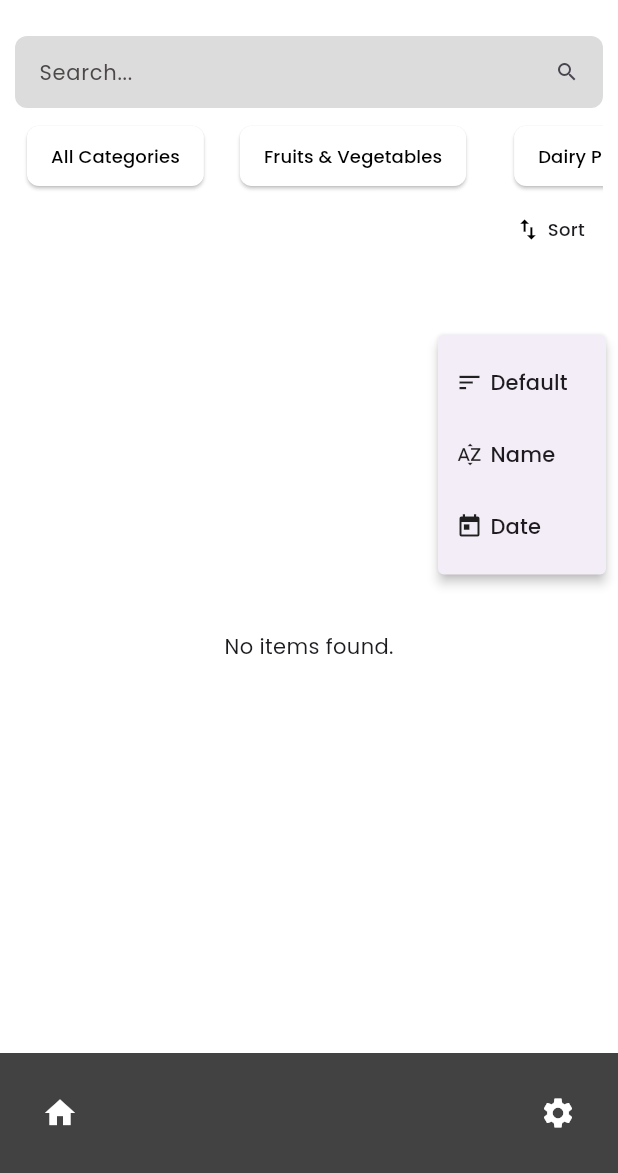
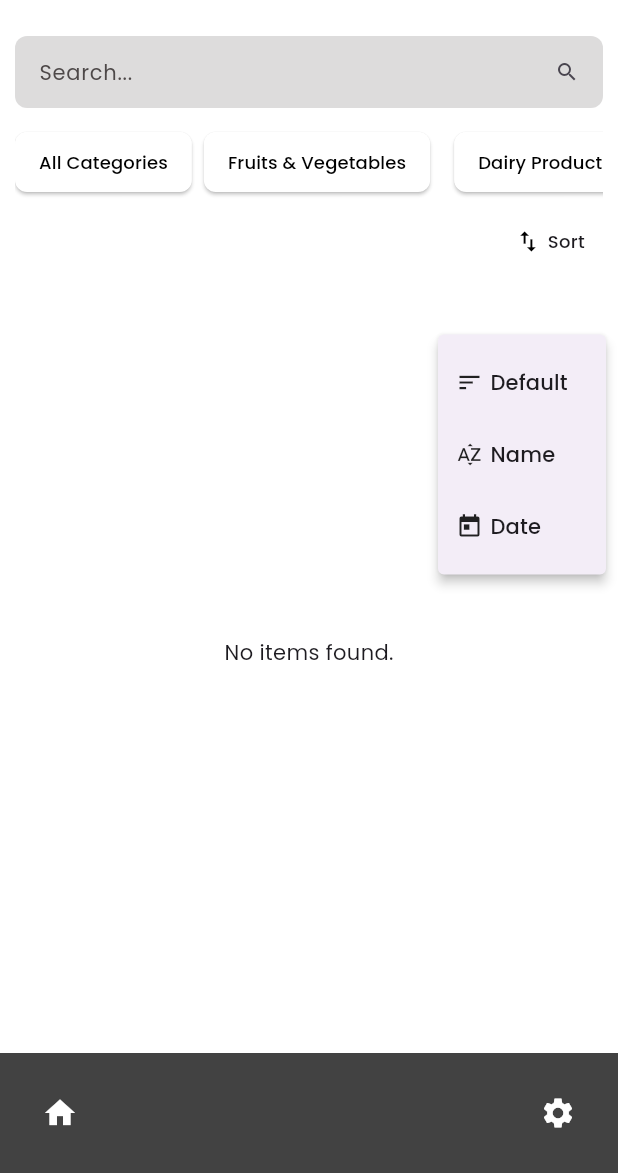
Before and after one commit to kenxsantos/shopping-list-flutter-bloc, a Flutter app: the screen it shows after launch, after a tap on "Fruits & Vegetables", after a tap on "Sort", on a phone screen of 412 x 824 dp, the part 63-1236 px from its top. Run offline on Flutter 3.47's test engine with Material 3 defaults, Android fonts, the phone set to English and light mode, and no system bars; our stand-ins replace equatable, flutter_bloc, google_fonts, sqflite; accounts and stored records are empty.

Commit message:
fix:  adjust padding

```diff
--- a/lib/ui/pages/home/widgets/category_widget/category_success_widget.dart
+++ b/lib/ui/pages/home/widgets/category_widget/category_success_widget.dart
@@ -12,7 +12,7 @@ class CategorySuccessWidget extends StatelessWidget {
   Widget build(BuildContext context) {
     return SingleChildScrollView(
       scrollDirection: Axis.horizontal,
-      padding: const EdgeInsets.symmetric(vertical: 8.0),
+      padding: const EdgeInsets.symmetric(vertical: 12.0),
       child: Row(
         mainAxisAlignment: MainAxisAlignment.start,
         children: [
@@ -34,7 +34,6 @@ class CategorySuccessWidget extends StatelessWidget {
                   context.read<ListByCategoryBloc>().add(
                     GetListByCategory(categoryName: item),
                   );
-                  print("Selected category: $item");
                 },
               ),
             );
--- a/lib/ui/widgets/category_button.dart
+++ b/lib/ui/widgets/category_button.dart
@@ -12,9 +12,7 @@ class CategoryButton extends StatelessWidget {
 
   @override
   Widget build(BuildContext context) {
-    return Padding(
-      padding: const EdgeInsets.symmetric(horizontal: 8.0),
-      child: ElevatedButton(
+    return ElevatedButton(
       style: ElevatedButton.styleFrom(
         backgroundColor: Colors.white,
         shape: RoundedRectangleBorder(borderRadius: BorderRadius.circular(8)),
@@ -25,7 +23,6 @@ class CategoryButton extends StatelessWidget {
         label,
         style: const TextStyle(fontSize: 12, color: Colors.black),
       ),
-      ),
     );
   }
 }
```
Lines whose indentation alone changed are shown as unchanged.
